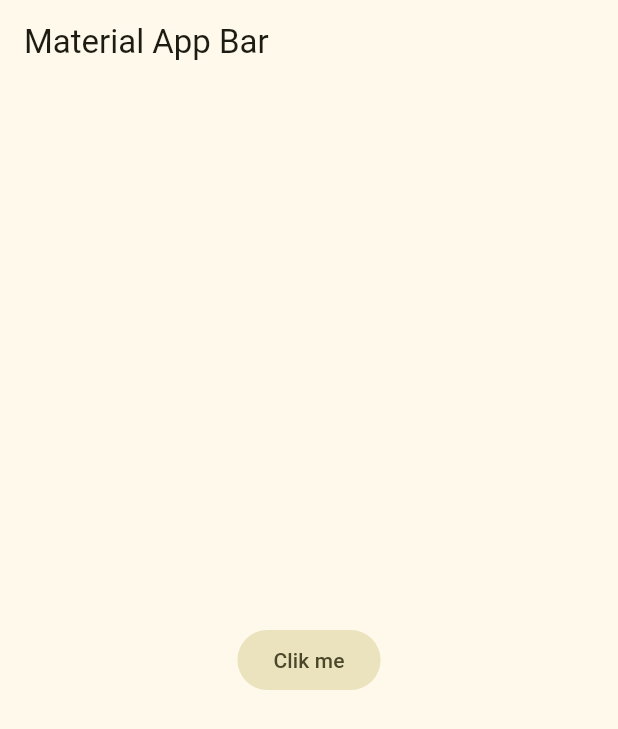
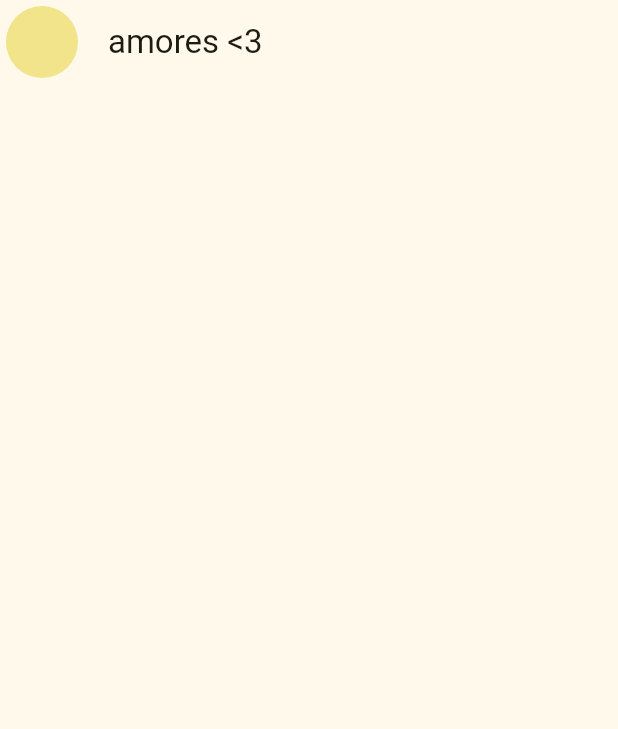
Before and after one commit to Erebuxs/Yes_No_App, a Flutter app: the screen it shows after launch, on a phone screen of 412 x 824 dp. Shown: the top 729 px of the screen. Run offline on Flutter 3.47's test engine with Material 3 defaults, Android fonts, the phone set to English and light mode, and no system bars.

Commit message:
chat screen

```diff
--- a/lib/main.dart
+++ b/lib/main.dart
@@ -1,5 +1,6 @@
 import 'package:flutter/material.dart';
 import 'package:yes_no_app/config/theme/app_theme.dart';
+import 'package:yes_no_app/presentation/chat/chat_screen.dart';
 
 void main() => runApp(const MyApp());
 
@@ -12,17 +13,7 @@ class MyApp extends StatelessWidget {
       title: 'Yes No App',
       debugShowCheckedModeBanner: false,
       theme: AppTheme(selectedColor: 4).theme(),
-      home: Scaffold(
-        appBar: AppBar(
-          title: const Text('Material App Bar'),
-        ),
-        body: Center(
-          child: FilledButton.tonal(
-            onPressed: (){},
-            child: const Text('Clik me')
-          ),
-        ),
-      ),
+      home: const ChatScreen(),
     );
   }
 }
--- /dev/null
+++ b/lib/presentation/chat/chat_screen.dart
@@ -0,0 +1,20 @@
+import 'package:flutter/material.dart';
+
+class ChatScreen extends StatelessWidget {
+  const ChatScreen({super.key});
+
+  @override
+  Widget build(BuildContext context) {
+    return Scaffold(
+      appBar: AppBar(
+        leading: const Padding(
+          padding: EdgeInsets.all(4.0),
+          child: CircleAvatar(
+            // backgroundImage: NetworkImage(url),
+          ),
+        ),
+        title: const Text('amores <3'),
+      ),
+    );
+  }
+}
```
